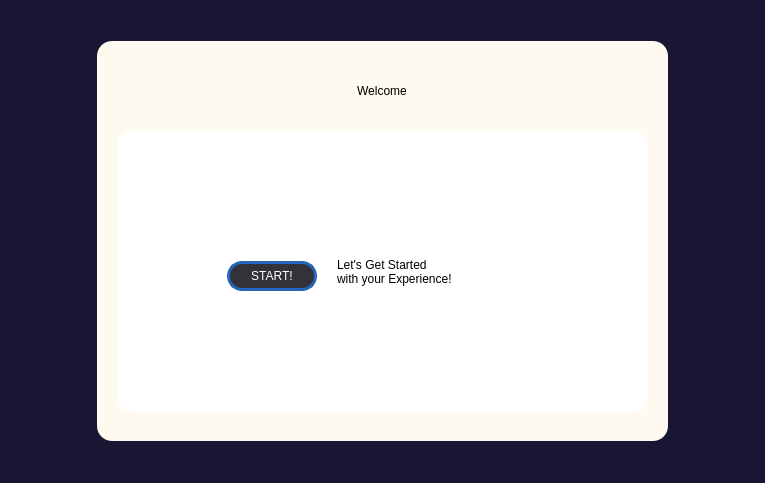
Deatrax/ordo, file main_shit/first_run.ui: the form before one commit.
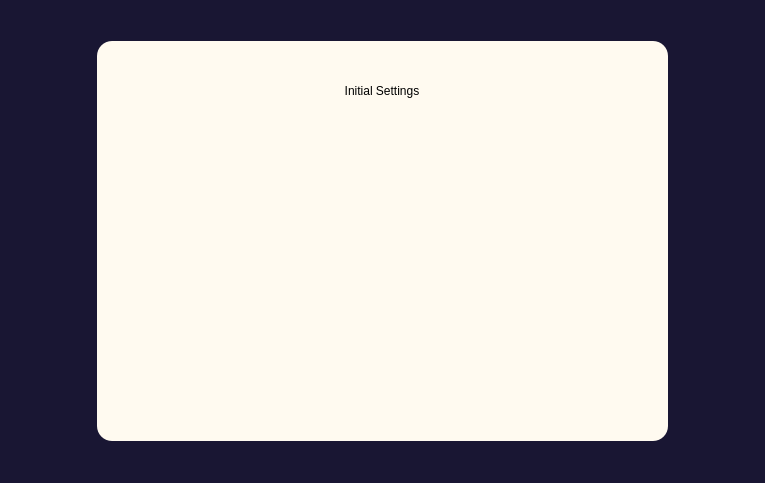
The form after the commit. Icons and pictures are not drawn.

Commit message: added ititial index in first run and added the initial body of the 2nd page

Patch:
```diff
--- a/main_shit/first_run.ui
+++ b/main_shit/first_run.ui
@@ -25,7 +25,7 @@
     <item>
      <widget class="QStackedWidget" name="stackedWidget">
       <property name="currentIndex">
-       <number>0</number>
+       <number>1</number>
       </property>
       <widget class="QWidget" name="page_3">
        <layout class="QHBoxLayout" name="horizontalLayout_11">
@@ -639,7 +639,78 @@
         </item>
        </layout>
       </widget>
-      <widget class="QWidget" name="page_4"/>
+      <widget class="QWidget" name="setupPage2">
+       <layout class="QHBoxLayout" name="horizontalLayout_21">
+        <item>
+         <widget class="QGroupBox" name="groupBox_3">
+          <property name="sizePolicy">
+           <sizepolicy hsizetype="Fixed" vsizetype="Fixed">
+            <horstretch>0</horstretch>
+            <verstretch>0</verstretch>
+           </sizepolicy>
+          </property>
+          <property name="minimumSize">
+           <size>
+            <width>571</width>
+            <height>400</height>
+           </size>
+          </property>
+          <property name="layoutDirection">
+           <enum>Qt::LeftToRight</enum>
+          </property>
+          <property name="styleSheet">
+           <string notr="true">border-radius: 15px;
+            background-color: floralwhite;</string>
+          </property>
+          <property name="title">
+           <string/>
+          </property>
+          <property name="alignment">
+           <set>Qt::AlignCenter</set>
+          </property>
+          <widget class="QWidget" name="horizontalLayoutWidget_2">
+           <property name="geometry">
+            <rect>
+             <x>0</x>
+             <y>10</y>
+             <width>571</width>
+             <height>80</height>
+            </rect>
+           </property>
+           <layout class="QHBoxLayout" name="horizontalLayout_15">
+            <item>
+             <widget class="QLabel" name="label_6">
+              <property name="sizePolicy">
+               <sizepolicy hsizetype="Fixed" vsizetype="Fixed">
+                <horstretch>0</horstretch>
+                <verstretch>0</verstretch>
+               </sizepolicy>
+              </property>
+              <property name="minimumSize">
+               <size>
+                <width>190</width>
+                <height>60</height>
+               </size>
+              </property>
+              <property name="styleSheet">
+               <string notr="true">font: 26pt &quot;Georgia&quot;;
+text-align:center;
+color: black;</string>
+              </property>
+              <property name="text">
+               <string>Initial Settings</string>
+              </property>
+              <property name="alignment">
+               <set>Qt::AlignCenter</set>
+              </property>
+             </widget>
+            </item>
+           </layout>
+          </widget>
+         </widget>
+        </item>
+       </layout>
+      </widget>
      </widget>
     </item>
    </layout>
```
Left out of the diff: 10 changed lines with no effect on the pictures. The commit also changes 1 other file.
